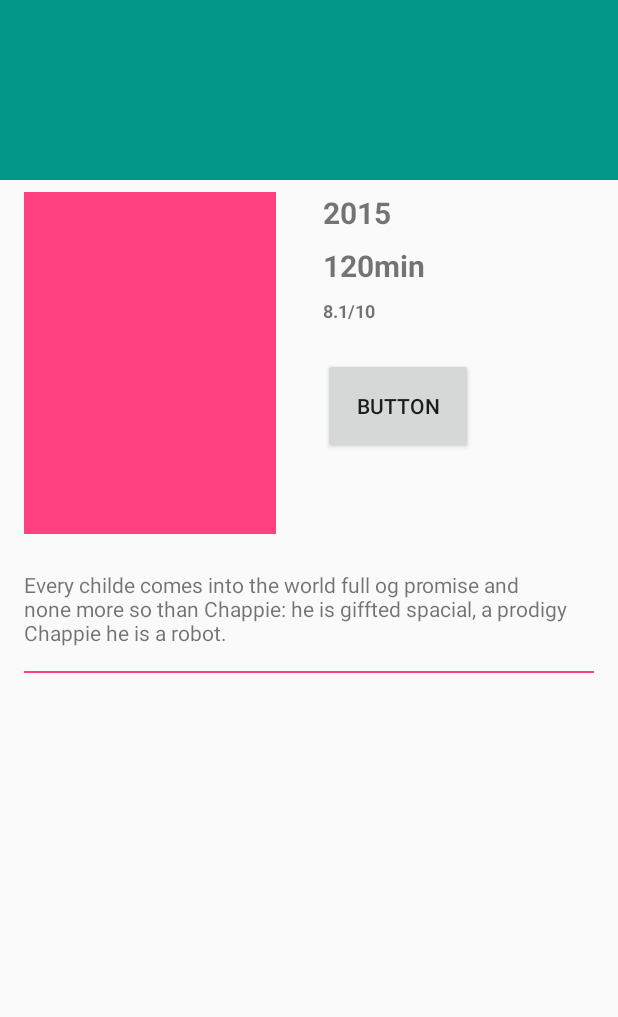
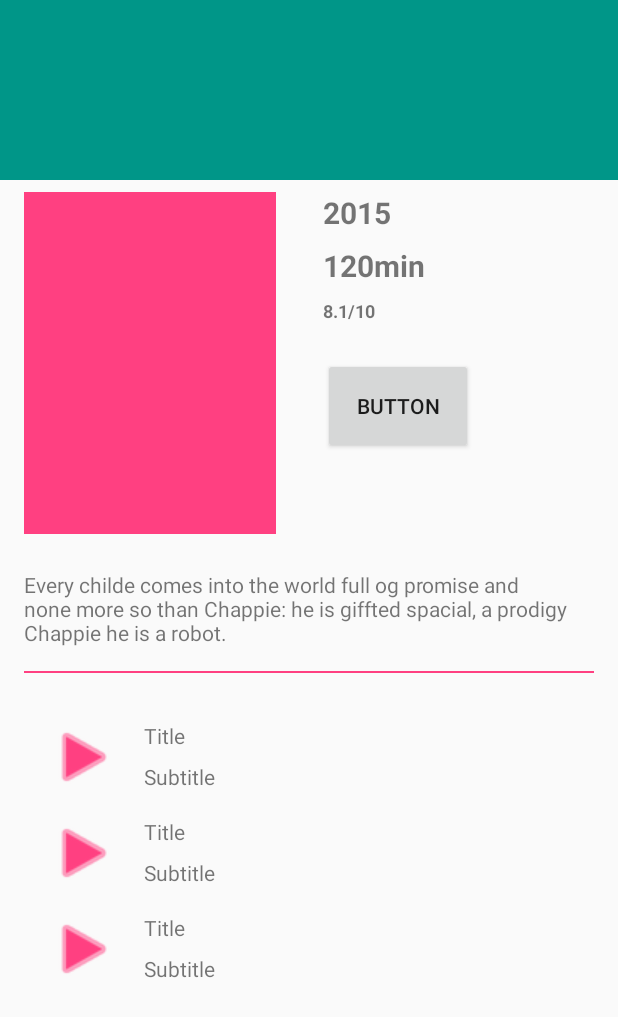
Before and after one commit to Ronelg/Tmdb, an Android app: the layout movie_detail.xml on its own in the app's theme, with its tools: preview values and no code run, on a phone screen of 412 x 824 dp. Shown: the top 1017 px of the screen. Run offline under Robolectric (Android 15) with nearby library versions, the phone set to English and light mode, and no system bars; network calls fail.

Commit message:
bind movie trailers clean code

```diff
--- a/app/src/main/java/com/tmdb/android/io/TrailersHandler.java
+++ b/app/src/main/java/com/tmdb/android/io/TrailersHandler.java
@@ -27,7 +27,7 @@ public class TrailersHandler extends BaseHandler<List<Trailer>> {
 
     @Override
     public void makeContentProviderOperations(ArrayList<ContentProviderOperation> list) {
-        Uri uri = TmdbContract.Movies.CONTENT_URI;
+        Uri uri = TmdbContract.Trailers.CONTENT_URI;
 
         //list.add(ContentProviderOperation.newDelete(uri).build());
 
--- a/app/src/main/java/com/tmdb/android/ui/MoviesContract.java
+++ b/app/src/main/java/com/tmdb/android/ui/movies/MoviesContract.java
@@ -1,4 +1,4 @@
-package com.tmdb.android.ui;
+package com.tmdb.android.ui.movies;
 
 import com.tmdb.android.BasePresenter;
 import com.tmdb.android.BaseView;
--- a/app/src/main/java/com/tmdb/android/ui/MoviesPresenter.java
+++ b/app/src/main/java/com/tmdb/android/ui/movies/MoviesPresenter.java
@@ -1,4 +1,4 @@
-package com.tmdb.android.ui;
+package com.tmdb.android.ui.movies;
 
 import android.app.LoaderManager;
 import android.content.Loader;
--- a/app/src/main/res/layout-w900dp/movie_list.xml
+++ b/app/src/main/res/layout-w900dp/movie_list.xml
@@ -7,7 +7,7 @@
     android:divider="?android:attr/dividerHorizontal"
     android:orientation="horizontal"
     android:showDividers="middle"
-    tools:context="com.tmdb.android.ui.MovieListActivity">
+    tools:context="com.tmdb.android.ui.movies.MovieListActivity">
 
   <!--
     This layout is a two-pane layout for the Movies
@@ -27,7 +27,7 @@
         android:name="com.tikaldemo.android.MovieListFragment"
         android:layout_width="match_parent"
         android:layout_height="match_parent"
-        tools:context="com.tmdb.android.ui.MovieListActivity"
+        tools:context="com.tmdb.android.ui.movies.MovieListActivity"
         tools:listitem="@layout/movie_list_content"/>
   </com.tmdb.android.ui.widget.ScrollChildSwipeRefreshLayout>
 
--- a/app/src/main/res/layout/activity_movie_detail.xml
+++ b/app/src/main/res/layout/activity_movie_detail.xml
@@ -4,7 +4,7 @@
     android:layout_width="match_parent"
     android:layout_height="match_parent"
     android:fitsSystemWindows="true"
-    tools:context="com.tmdb.android.ui.MovieDetailActivity"
+    tools:context="com.tmdb.android.ui.moviedetails.MovieDetailActivity"
     tools:ignore="MergeRootFrame">
 
   <android.support.design.widget.AppBarLayout
--- a/app/src/main/res/layout/activity_movie_list.xml
+++ b/app/src/main/res/layout/activity_movie_list.xml
@@ -6,7 +6,7 @@
     android:layout_width="match_parent"
     android:layout_height="match_parent"
     android:fitsSystemWindows="true"
-    tools:context="com.tmdb.android.ui.MovieListActivity">
+    tools:context="com.tmdb.android.ui.movies.MovieListActivity">
 
   <android.support.design.widget.AppBarLayout
       android:id="@+id/app_bar"
--- a/app/src/main/res/layout/movie_detail.xml
+++ b/app/src/main/res/layout/movie_detail.xml
@@ -5,12 +5,12 @@
     android:id="@+id/movie_detail"
     android:layout_width="match_parent"
     android:layout_height="match_parent"
-    tools:context="com.tmdb.android.ui.MovieDetailFragment">
+    tools:context="com.tmdb.android.ui.moviedetails.MovieDetailFragment">
 
   <LinearLayout
       android:orientation="vertical"
       android:id="@+id/app_bar"
-      android:layout_height="@dimen/title_container_height"
+      android:layout_height="120dp"
       android:layout_width="0dp"
       android:theme="@style/AppTheme.AppBarOverlay"
       android:background="@color/teal_500"
@@ -106,13 +106,36 @@
       app:layout_constraintRight_toRightOf="parent"/>
 
   <View
-      android:layout_height="1dp"
       android:layout_width="0dp"
       android:background="@color/colorAccent"
       app:layout_constraintRight_toRightOf="@+id/movie_overview"
       app:layout_constraintLeft_toLeftOf="@+id/movie_overview"
       android:layout_marginTop="16dp"
-      app:layout_constraintTop_toBottomOf="@+id/movie_overview"/>
+      app:layout_constraintTop_toBottomOf="@+id/movie_overview"
+      android:layout_height="1dp"
+      android:id="@+id/view"
+      app:layout_constraintVertical_bias="0.0"/>
+
+  <FrameLayout
+      android:layout_marginEnd="16dp"
+      app:layout_constraintRight_toRightOf="parent"
+      android:layout_marginStart="16dp"
+      app:layout_constraintLeft_toLeftOf="parent"
+      android:layout_width="0dp"
+      app:layout_constraintHorizontal_bias="0.44"
+      app:layout_constraintTop_toBottomOf="@+id/view"
+      android:layout_marginTop="16dp"
+      android:layout_height="0dp"
+      app:layout_constraintBottom_toBottomOf="parent"
+      android:layout_marginBottom="16dp">
+
+    <android.support.v7.widget.RecyclerView
+        android:id="@+id/trailers_list"
+        android:layout_width="match_parent"
+        android:layout_height="match_parent"
+        tools:context="com.tmdb.android.ui.moviedetails.MovieDetailActivity"
+        tools:listitem="@layout/trailers_list_content"/>
+  </FrameLayout>
 
 
 </android.support.constraint.ConstraintLayout>
--- a/app/src/main/res/layout/movie_list.xml
+++ b/app/src/main/res/layout/movie_list.xml
@@ -9,10 +9,9 @@
 
   <android.support.v7.widget.RecyclerView xmlns:android="http://schemas.android.com/apk/res/android"
       android:id="@+id/movie_list"
-      android:name="com.tikaldemo.android.MovieListFragment"
       android:layout_width="match_parent"
       android:layout_height="match_parent"
-      tools:context="com.tmdb.android.ui.MovieListActivity"
+      tools:context="com.tmdb.android.ui.movies.MovieListActivity"
       tools:listitem="@layout/movie_list_content"/>
 
 </com.tmdb.android.ui.widget.ScrollChildSwipeRefreshLayout>
--- /dev/null
+++ b/app/src/main/res/layout/trailers_list_content.xml
@@ -0,0 +1,40 @@
+<?xml version="1.0" encoding="utf-8"?>
+<android.support.constraint.ConstraintLayout xmlns:android="http://schemas.android.com/apk/res/android"
+    xmlns:app="http://schemas.android.com/apk/res-auto"
+    xmlns:tools="http://schemas.android.com/tools"
+    android:layout_width="match_parent"
+    android:layout_height="64dp">
+
+  <ImageView
+      android:layout_width="48dp"
+      app:srcCompat="@android:drawable/ic_media_play"
+      android:tint="@color/colorAccent"
+      android:id="@+id/imageView"
+      android:layout_marginStart="16dp"
+      android:layout_marginTop="16dp"
+      app:layout_constraintLeft_toLeftOf="parent"
+      app:layout_constraintTop_toTopOf="parent"
+      android:layout_height="48dp"/>
+  <TextView
+      android:layout_width="wrap_content"
+      android:layout_height="wrap_content"
+      android:id="@+id/trailer_title"
+      android:layout_marginStart="16dp"
+      app:layout_constraintLeft_toRightOf="@+id/imageView"
+      android:layout_marginTop="16dp"
+      app:layout_constraintTop_toTopOf="parent"
+      tools:text="Title"/>
+
+  <TextView
+      android:layout_width="wrap_content"
+      android:layout_height="wrap_content"
+      android:id="@+id/trailer_subtitle"
+      android:layout_marginEnd="16dp"
+      app:layout_constraintRight_toRightOf="parent"
+      app:layout_constraintHorizontal_bias="0.0"
+      android:layout_marginStart="16dp"
+      app:layout_constraintLeft_toRightOf="@+id/imageView"
+      app:layout_constraintTop_toBottomOf="@+id/trailer_title"
+      android:layout_marginTop="8dp"
+      tools:text="Subtitle"/>
+</android.support.constraint.ConstraintLayout>
```
Also changed, not shown: app/src/main/AndroidManifest.xml (+4 -4 lines), app/src/main/java/com/tmdb/android/io/model/Trailer.java (+52 -0 lines), app/src/main/java/com/tmdb/android/ui/moviedetails/MovieDetailActivity.java (renamed from app/src/main/java/com/tmdb/android/ui/MovieDetailActivity.java, +42 -2 lines), app/src/main/java/com/tmdb/android/ui/moviedetails/MovieDetailFragment.java (renamed from app/src/main/java/com/tmdb/android/ui/MovieDetailFragment.java, +42 -14 lines), app/src/main/java/com/tmdb/android/ui/moviedetails/MovieDetailsContract.java (added, +29 -0 lines), app/src/main/java/com/tmdb/android/ui/moviedetails/MovieDetailsPresenter.java (added, +121 -0 lines), app/src/main/java/com/tmdb/android/ui/moviedetails/TrailersAdapter.java (added, +75 -0 lines), app/src/main/java/com/tmdb/android/ui/movies/MovieListActivity.java (renamed from app/src/main/java/com/tmdb/android/ui/MovieListActivity.java, +20 -3 lines), app/src/main/java/com/tmdb/android/util/TrailerUtils.java (added, +40 -0 lines).
